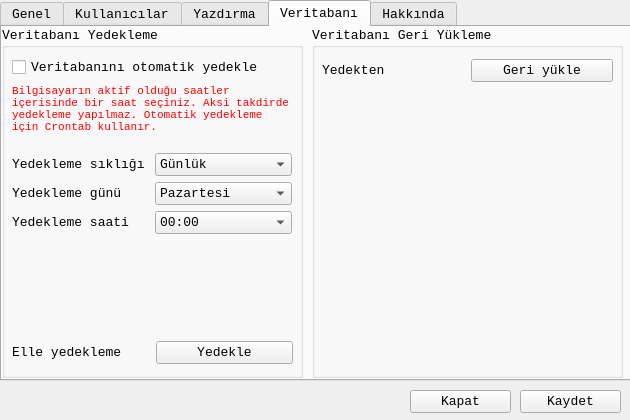
mamoo81/bhss, file ayarlardialog.ui: the form before one commit.
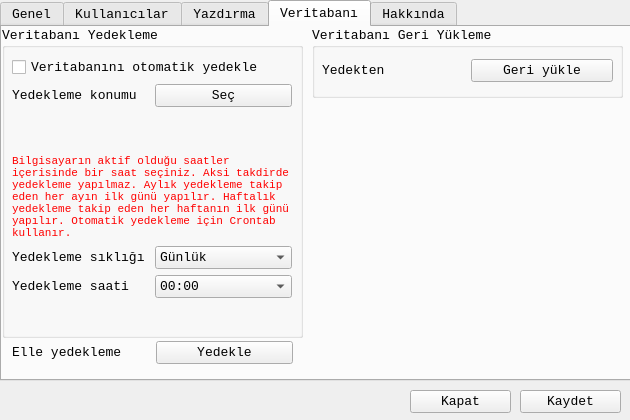
The form after the commit. Icons and pictures are not drawn.

Commit message: yedekleme ayarları kayıt ve bazı düzeltmeler

```diff
--- a/ayarlardialog.ui
+++ b/ayarlardialog.ui
@@ -260,7 +260,7 @@
        <x>0</x>
        <y>0</y>
        <width>301</width>
-       <height>351</height>
+       <height>311</height>
       </rect>
      </property>
      <property name="title">
@@ -272,33 +272,26 @@
         <x>10</x>
         <y>30</y>
         <width>280</width>
-        <height>177</height>
+        <height>241</height>
        </rect>
       </property>
       <layout class="QGridLayout" name="gridLayout">
-       <item row="4" column="0">
+       <item row="5" column="0">
         <widget class="QLabel" name="label_16">
          <property name="text">
           <string>Yedekleme saati</string>
          </property>
         </widget>
        </item>
-       <item row="2" column="0">
+       <item row="4" column="0">
         <widget class="QLabel" name="label_3">
          <property name="text">
           <string>Yedekleme sıklığı</string>
          </property>
         </widget>
        </item>
-       <item row="3" column="0">
-        <widget class="QLabel" name="label_15">
-         <property name="text">
-          <string>Yedekleme günü</string>
-         </property>
-        </widget>
-       </item>
-       <item row="4" column="1">
-        <widget class="QComboBox" name="comboBox_3">
+       <item row="5" column="1">
+        <widget class="QComboBox" name="SaatcomboBox">
          <item>
           <property name="text">
            <string>00:00</string>
@@ -421,72 +414,7 @@
          </item>
         </widget>
        </item>
-       <item row="0" column="0" colspan="2">
-        <widget class="QCheckBox" name="checkBox">
-         <property name="text">
-          <string>Veritabanını otomatik yedekle</string>
-         </property>
-        </widget>
-       </item>
-       <item row="2" column="1">
-        <widget class="QComboBox" name="comboBox">
-         <item>
-          <property name="text">
-           <string>Günlük</string>
-          </property>
-         </item>
-         <item>
-          <property name="text">
-           <string>Haftalık</string>
-          </property>
-         </item>
-         <item>
-          <property name="text">
-           <string>Aylık</string>
-          </property>
-         </item>
-        </widget>
-       </item>
-       <item row="3" column="1">
-        <widget class="QComboBox" name="comboBox_2">
-         <item>
-          <property name="text">
-           <string>Pazartesi</string>
-          </property>
-         </item>
-         <item>
-          <property name="text">
-           <string>Salı</string>
-          </property>
-         </item>
-         <item>
-          <property name="text">
-           <string>Çarşamba</string>
-          </property>
-         </item>
-         <item>
-          <property name="text">
-           <string>Perşembe</string>
-          </property>
-         </item>
-         <item>
-          <property name="text">
-           <string>Cuma</string>
-          </property>
-         </item>
-         <item>
-          <property name="text">
-           <string>Cumartesi</string>
-          </property>
-         </item>
-         <item>
-          <property name="text">
-           <string>Pazar</string>
-          </property>
-         </item>
-        </widget>
-       </item>
-       <item row="1" column="0" colspan="2">
+       <item row="3" column="0" colspan="2">
         <widget class="QLabel" name="label_17">
          <property name="font">
           <font>
@@ -501,7 +429,7 @@
           <enum>QFrame::NoFrame</enum>
          </property>
          <property name="text">
-          <string>Bilgisayarın aktif olduğu saatler içerisinde bir saat seçiniz. Aksi takdirde yedekleme yapılmaz. Otomatik yedekleme için Crontab kullanır. </string>
+          <string>Bilgisayarın aktif olduğu saatler içerisinde bir saat seçiniz. Aksi takdirde yedekleme yapılmaz. Aylık yedekleme takip eden her ayın ilk günü yapılır. Haftalık yedekleme takip eden her haftanın ilk günü yapılır. Otomatik yedekleme için Crontab kullanır.</string>
          </property>
          <property name="textFormat">
           <enum>Qt::PlainText</enum>
@@ -517,29 +445,50 @@
          </property>
         </widget>
        </item>
-      </layout>
-     </widget>
-     <widget class="QWidget" name="">
-      <property name="geometry">
-       <rect>
-        <x>10</x>
-        <y>310</y>
-        <width>281</width>
-        <height>31</height>
-       </rect>
-      </property>
-      <layout class="QHBoxLayout" name="horizontalLayout">
-       <item>
-        <widget class="QLabel" name="label_18">
+       <item row="1" column="1">
+        <widget class="QPushButton" name="KonuSecpushButton">
          <property name="text">
-          <string>Elle yedekleme</string>
+          <string>Seç</string>
          </property>
         </widget>
        </item>
-       <item>
-        <widget class="QPushButton" name="YedeklepushButton">
+       <item row="2" column="0" colspan="2">
+        <widget class="QLabel" name="Konumlabel">
          <property name="text">
-          <string>Yedekle</string>
+          <string/>
+         </property>
+        </widget>
+       </item>
+       <item row="0" column="0" colspan="2">
+        <widget class="QCheckBox" name="OtomatikYedekcheckBox">
+         <property name="text">
+          <string>Veritabanını otomatik yedekle</string>
+         </property>
+        </widget>
+       </item>
+       <item row="4" column="1">
+        <widget class="QComboBox" name="SiklikcomboBox">
+         <item>
+          <property name="text">
+           <string>Günlük</string>
+          </property>
+         </item>
+         <item>
+          <property name="text">
+           <string>Haftalık</string>
+          </property>
+         </item>
+         <item>
+          <property name="text">
+           <string>Aylık</string>
+          </property>
+         </item>
+        </widget>
+       </item>
+       <item row="1" column="0">
+        <widget class="QLabel" name="label_20">
+         <property name="text">
+          <string>Yedekleme konumu</string>
          </property>
         </widget>
        </item>
@@ -552,7 +501,7 @@
        <x>310</x>
        <y>0</y>
        <width>311</width>
-       <height>351</height>
+       <height>71</height>
       </rect>
      </property>
      <property name="title">
@@ -585,6 +534,32 @@
       </layout>
      </widget>
     </widget>
+    <widget class="QWidget" name="layoutWidget_2">
+     <property name="geometry">
+      <rect>
+       <x>10</x>
+       <y>310</y>
+       <width>281</width>
+       <height>31</height>
+      </rect>
+     </property>
+     <layout class="QHBoxLayout" name="horizontalLayout">
+      <item>
+       <widget class="QLabel" name="label_18">
+        <property name="text">
+         <string>Elle yedekleme</string>
+        </property>
+       </widget>
+      </item>
+      <item>
+       <widget class="QPushButton" name="YedeklepushButton">
+        <property name="text">
+         <string>Yedekle</string>
+        </property>
+       </widget>
+      </item>
+     </layout>
+    </widget>
    </widget>
    <widget class="QWidget" name="tabHakkinda">
     <attribute name="title">
```
The commit also changes 4 other files.
